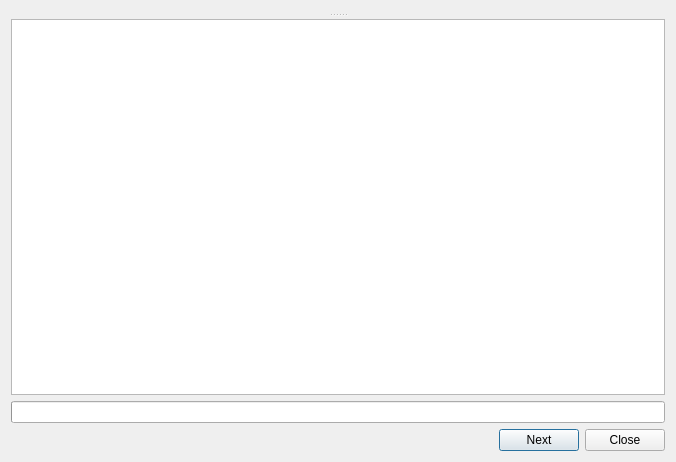
Old version of the form resources/ui/tool_interface.ui in the repository cmontesano/xappt_qt.
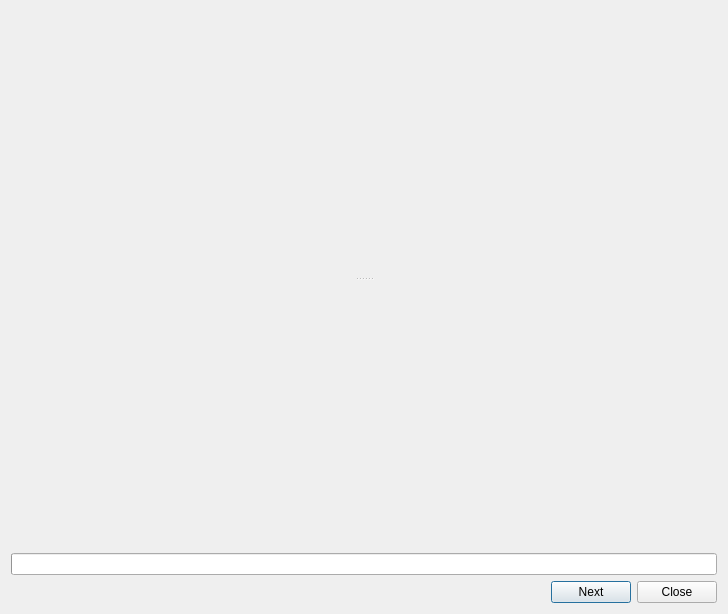
New version of the form.

Commit message: custom console widget

```diff
--- a/resources/ui/tool_interface.ui
+++ b/resources/ui/tool_interface.ui
@@ -9,8 +9,8 @@
    <rect>
     <x>0</x>
     <y>0</y>
-    <width>676</width>
-    <height>462</height>
+    <width>728</width>
+    <height>614</height>
    </rect>
   </property>
   <property name="windowTitle">
@@ -28,37 +28,26 @@
      <property name="orientation">
       <enum>Qt::Vertical</enum>
      </property>
-     <property name="handleWidth">
-      <number>8</number>
-     </property>
      <widget class="QStackedWidget" name="stackedWidget">
       <property name="currentIndex">
        <number>-1</number>
       </property>
      </widget>
-     <widget class="QTextEdit" name="txtConsole">
-      <property name="undoRedoEnabled">
-       <bool>false</bool>
-      </property>
-      <property name="lineWrapMode">
-       <enum>QTextEdit::NoWrap</enum>
-      </property>
-      <property name="readOnly">
-       <bool>true</bool>
-      </property>
-      <property name="html">
-       <string>&lt;!DOCTYPE HTML PUBLIC &quot;-//W3C//DTD HTML 4.0//EN&quot; &quot;http://www.w3.org/TR/REC-html40/strict.dtd&quot;&gt;
-&lt;html&gt;&lt;head&gt;&lt;meta name=&quot;qrichtext&quot; content=&quot;1&quot; /&gt;&lt;style type=&quot;text/css&quot;&gt;
-p, li { white-space: pre-wrap; }
-&lt;/style&gt;&lt;/head&gt;&lt;body style=&quot; font-family:'Fira Sans Semi-Light'; font-size:10pt; font-weight:400; font-style:normal;&quot;&gt;
-&lt;p style=&quot;-qt-paragraph-type:empty; margin-top:0px; margin-bottom:0px; margin-left:0px; margin-right:0px; -qt-block-indent:0; text-indent:0px;&quot;&gt;&lt;br /&gt;&lt;/p&gt;&lt;/body&gt;&lt;/html&gt;</string>
-      </property>
-      <property name="tabStopWidth">
-       <number>40</number>
-      </property>
-      <property name="textInteractionFlags">
-       <set>Qt::TextSelectableByKeyboard|Qt::TextSelectableByMouse</set>
-      </property>
+     <widget class="QWidget" name="consoleContainer" native="true">
+      <layout class="QVBoxLayout" name="verticalLayout">
+       <property name="leftMargin">
+        <number>0</number>
+       </property>
+       <property name="topMargin">
+        <number>0</number>
+       </property>
+       <property name="rightMargin">
+        <number>0</number>
+       </property>
+       <property name="bottomMargin">
+        <number>0</number>
+       </property>
+      </layout>
      </widget>
     </widget>
    </item>
```
Left out of the diff: 2 changed lines with no effect on the pictures. The commit also changes 9 other files.
